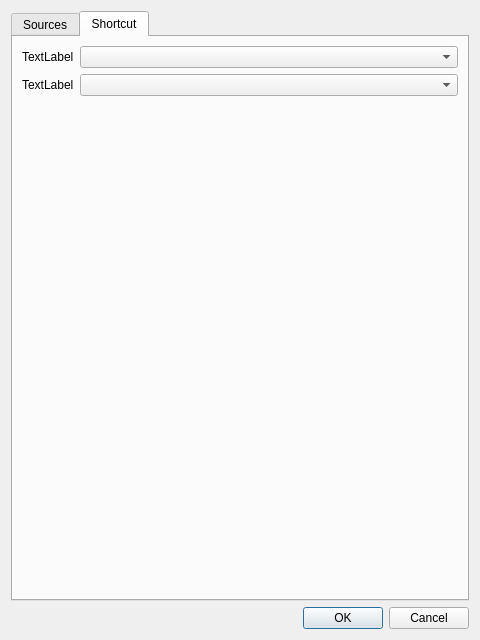
Old version of the form settings.ui in the repository ltworf/trabucco.
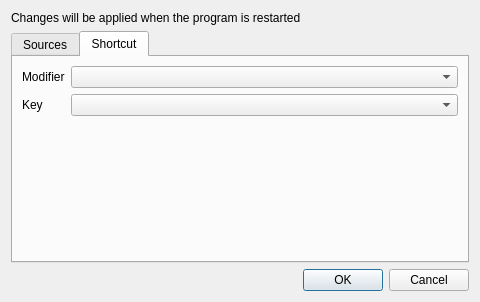
New version of the form. The open tabs and pages were chosen to show the change.

```diff
--- a/settings.ui
+++ b/settings.ui
@@ -7,13 +7,20 @@
     <x>0</x>
     <y>0</y>
     <width>480</width>
-    <height>640</height>
+    <height>302</height>
    </rect>
   </property>
   <property name="windowTitle">
    <string>Dialog</string>
   </property>
   <layout class="QVBoxLayout" name="verticalLayout">
+   <item>
+    <widget class="QLabel" name="label_4">
+     <property name="text">
+      <string>Changes will be applied when the program is restarted</string>
+     </property>
+    </widget>
+   </item>
    <item>
     <widget class="QTabWidget" name="tabWidget">
      <property name="currentIndex">
@@ -68,26 +75,23 @@
        <item row="0" column="0">
         <widget class="QLabel" name="label_2">
          <property name="text">
-          <string>TextLabel</string>
+          <string>Modifier</string>
          </property>
          <property name="buddy">
           <cstring>comboBox</cstring>
          </property>
         </widget>
        </item>
+       <item row="0" column="1">
+        <widget class="QComboBox" name="cmbModifier"/>
+       </item>
        <item row="1" column="0">
         <widget class="QLabel" name="label_3">
          <property name="text">
-          <string>TextLabel</string>
-         </property>
-         <property name="buddy">
-          <cstring>comboBox_2</cstring>
+          <string>Key</string>
          </property>
         </widget>
        </item>
-       <item row="0" column="1">
-        <widget class="QComboBox" name="comboBox"/>
-       </item>
        <item row="1" column="1">
         <widget class="QComboBox" name="comboBox_2"/>
        </item>
```
Left out of the diff: 14 changed lines with no effect on the pictures.
